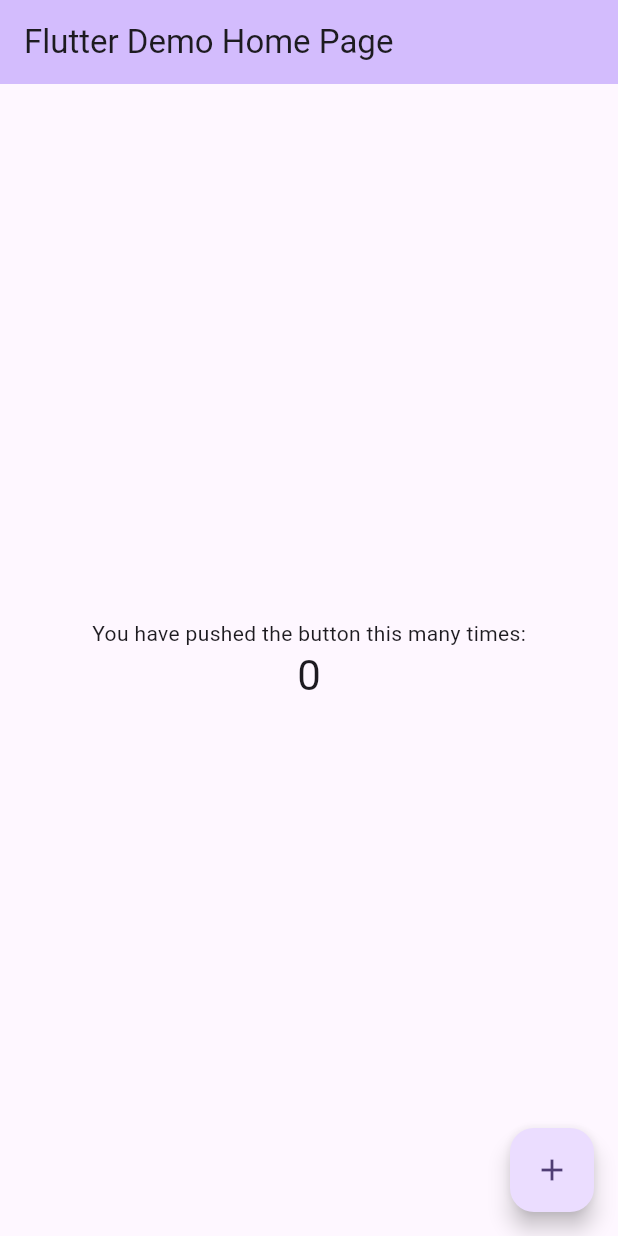
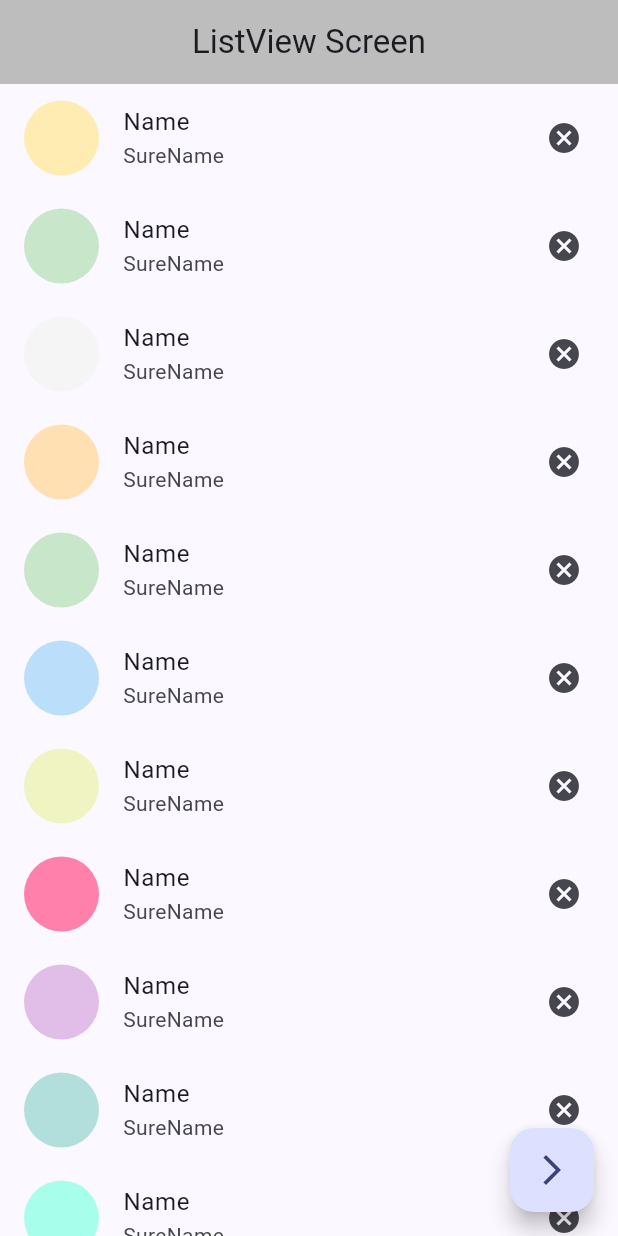
Before and after one commit to Aamirkhan55/day_4, a Flutter app: the screen it shows after launch, on a phone screen of 412 x 824 dp. Run offline on Flutter 3.47's test engine with Material 2 defaults, Android fonts, the phone set to English and light mode, and no system bars.

Commit message:
Builder/Seperated/Customer

```diff
--- a/lib/main.dart
+++ b/lib/main.dart
@@ -1,3 +1,4 @@
+import 'package:day_4/ui/screen/ListView/listview_screen.dart';
 import 'package:flutter/material.dart';
 
 void main() {
@@ -7,119 +8,19 @@ void main() {
 class MyApp extends StatelessWidget {
   const MyApp({super.key});
 
-  // This widget is the root of your application.
   @override
   Widget build(BuildContext context) {
     return MaterialApp(
-      title: 'Flutter Demo',
+      debugShowCheckedModeBanner: false,
+      title: 'ListView Demo',
       theme: ThemeData(
-        // This is the theme of your application.
-        //
-        // TRY THIS: Try running your application with "flutter run". You'll see
-        // the application has a blue toolbar. Then, without quitting the app,
-        // try changing the seedColor in the colorScheme below to Colors.green
-        // and then invoke "hot reload" (save your changes or press the "hot
-        // reload" button in a Flutter-supported IDE, or press "r" if you used
-        // the command line to start the app).
-        //
-        // Notice that the counter didn't reset back to zero; the application
-        // state is not lost during the reload. To reset the state, use hot
-        // restart instead.
-        //
-        // This works for code too, not just values: Most code changes can be
-        // tested with just a hot reload.
-        colorScheme: ColorScheme.fromSeed(seedColor: Colors.deepPurple),
+        colorScheme: ColorScheme.fromSeed(seedColor: Colors.indigoAccent),
+        appBarTheme: AppBarTheme(
+          backgroundColor: Colors.grey[400],
+        ),
         useMaterial3: true,
       ),
-      home: const MyHomePage(title: 'Flutter Demo Home Page'),
+      home: const ListViewScreen(),
     );
   }
 }
-
-class MyHomePage extends StatefulWidget {
-  const MyHomePage({super.key, required this.title});
-
-  // This widget is the home page of your application. It is stateful, meaning
-  // that it has a State object (defined below) that contains fields that affect
-  // how it looks.
-
-  // This class is the configuration for the state. It holds the values (in this
-  // case the title) provided by the parent (in this case the App widget) and
-  // used by the build method of the State. Fields in a Widget subclass are
-  // always marked "final".
-
-  final String title;
-
-  @override
-  State<MyHomePage> createState() => _MyHomePageState();
-}
-
-class _MyHomePageState extends State<MyHomePage> {
-  int _counter = 0;
-
-  void _incrementCounter() {
-    setState(() {
-      // This call to setState tells the Flutter framework that something has
-      // changed in this State, which causes it to rerun the build method below
-      // so that the display can reflect the updated values. If we changed
-      // _counter without calling setState(), then the build method would not be
-      // called again, and so nothing would appear to happen.
-      _counter++;
-    });
-  }
-
-  @override
-  Widget build(BuildContext context) {
-    // This method is rerun every time setState is called, for instance as done
-    // by the _incrementCounter method above.
-    //
-    // The Flutter framework has been optimized to make rerunning build methods
-    // fast, so that you can just rebuild anything that needs updating rather
-    // than having to individually change instances of widgets.
-    return Scaffold(
-      appBar: AppBar(
-        // TRY THIS: Try changing the color here to a specific color (to
-        // Colors.amber, perhaps?) and trigger a hot reload to see the AppBar
-        // change color while the other colors stay the same.
-        backgroundColor: Theme.of(context).colorScheme.inversePrimary,
-        // Here we take the value from the MyHomePage object that was created by
-        // the App.build method, and use it to set our appbar title.
-        title: Text(widget.title),
-      ),
-      body: Center(
-        // Center is a layout widget. It takes a single child and positions it
-        // in the middle of the parent.
-        child: Column(
-          // Column is also a layout widget. It takes a list of children and
-          // arranges them vertically. By default, it sizes itself to fit its
-          // children horizontally, and tries to be as tall as its parent.
-          //
-          // Column has various properties to control how it sizes itself and
-          // how it positions its children. Here we use mainAxisAlignment to
-          // center the children vertically; the main axis here is the vertical
-          // axis because Columns are vertical (the cross axis would be
-          // horizontal).
-          //
-          // TRY THIS: Invoke "debug painting" (choose the "Toggle Debug Paint"
-          // action in the IDE, or press "p" in the console), to see the
-          // wireframe for each widget.
-          mainAxisAlignment: MainAxisAlignment.center,
-          children: <Widget>[
-            const Text(
-              'You have pushed the button this many times:',
-            ),
-            Text(
-              '$_counter',
-              style: Theme.of(context).textTheme.headlineMedium,
-            ),
-          ],
-        ),
-      ),
-      floatingActionButton: FloatingActionButton(
-        onPressed: _incrementCounter,
-        tooltip: 'Increment',
-        child: const Icon(Icons.add),
-      ), // This trailing comma makes auto-formatting nicer for build methods.
-    );
-  }
-}
--- /dev/null
+++ b/lib/ui/screen/ListView/listview_screen.dart
@@ -0,0 +1,182 @@
+import 'package:day_4/ui/screen/ListView/listView_builder.dart';
+import 'package:flutter/material.dart';
+
+class ListViewScreen extends StatelessWidget {
+  const ListViewScreen({super.key});
+
+  @override
+  Widget build(BuildContext context) {
+    return Scaffold(
+      appBar: AppBar(
+        centerTitle: true,
+        title: const Text('ListView Screen'),
+      ),
+      body: ListView(
+        children: [
+          ListTile(
+            leading: Container(
+              width: 50,
+              height: 50,
+              decoration: BoxDecoration(
+                color: Colors.amber[100],
+                borderRadius: BorderRadius.circular(25),
+              ),
+            ),
+            title: const Text('Name'),
+            subtitle: const Text('SureName'),
+            trailing: const Icon(Icons.cancel) ,
+          ),
+          ListTile(
+            leading: Container(
+              width: 50,
+              height: 50,
+              decoration: BoxDecoration(
+                color: Colors.green[100],
+                borderRadius: BorderRadius.circular(25),
+              ),
+            ),
+            title: const Text('Name'),
+            subtitle: const Text('SureName'),
+            trailing: const Icon(Icons.cancel) ,
+          ),
+          ListTile(
+            leading: Container(
+              width: 50,
+              height: 50,
+              decoration: BoxDecoration(
+                color: Colors.grey[100],
+                borderRadius: BorderRadius.circular(25),
+              ),
+            ),
+            title: const Text('Name'),
+            subtitle: const Text('SureName'),
+            trailing: const Icon(Icons.cancel) ,
+          ),
+          ListTile(
+            leading: Container(
+              width: 50,
+              height: 50,
+              decoration: BoxDecoration(
+                color: Colors.orange[100],
+                borderRadius: BorderRadius.circular(25),
+              ),
+            ),
+            title: const Text('Name'),
+            subtitle: const Text('SureName'),
+            trailing: const Icon(Icons.cancel) ,
+          ),
+          ListTile(
+            leading: Container(
+              width: 50,
+              height: 50,
+              decoration: BoxDecoration(
+                color: Colors.green[100],
+                borderRadius: BorderRadius.circular(25),
+              ),
+            ),
+            title: const Text('Name'),
+            subtitle: const Text('SureName'),
+            trailing: const Icon(Icons.cancel) ,
+          ),
+          ListTile(
+            leading: Container(
+              width: 50,
+              height: 50,
+              decoration: BoxDecoration(
+                color: Colors.blue[100],
+                borderRadius: BorderRadius.circular(25),
+              ),
+            ),
+            title: const Text('Name'),
+            subtitle: const Text('SureName'),
+            trailing: const Icon(Icons.cancel) ,
+          ),
+          ListTile(
+            leading: Container(
+              width: 50,
+              height: 50,
+              decoration: BoxDecoration(
+                color: Colors.lime[100],
+                borderRadius: BorderRadius.circular(25),
+              ),
+            ),
+            title: const Text('Name'),
+            subtitle: const Text('SureName'),
+            trailing: const Icon(Icons.cancel) ,
+          ),
+          ListTile(
+            leading: Container(
+              width: 50,
+              height: 50,
+              decoration: BoxDecoration(
+                color: Colors.pinkAccent[100],
+                borderRadius: BorderRadius.circular(25),
+              ),
+            ),
+            title: const Text('Name'),
+            subtitle: const Text('SureName'),
+            trailing: const Icon(Icons.cancel) ,
+          ),
+          ListTile(
+            leading: Container(
+              width: 50,
+              height: 50,
+              decoration: BoxDecoration(
+                color: Colors.purple[100],
+                borderRadius: BorderRadius.circular(25),
+              ),
+            ),
+            title: const Text('Name'),
+            subtitle: const Text('SureName'),
+            trailing: const Icon(Icons.cancel) ,
+          ),
+          ListTile(
+            leading: Container(
+              width: 50,
+              height: 50,
+              decoration: BoxDecoration(
+                color: Colors.teal[100],
+                borderRadius: BorderRadius.circular(25),
+              ),
+            ),
+            title: const Text('Name'),
+            subtitle: const Text('SureName'),
+            trailing: const Icon(Icons.cancel) ,
+          ),
+          ListTile(
+            leading: Container(
+              width: 50,
+              height: 50,
+              decoration: BoxDecoration(
+                color: Colors.tealAccent[100],
+                borderRadius: BorderRadius.circular(25),
+              ),
+            ),
+            title: const Text('Name'),
+            subtitle: const Text('SureName'),
+            trailing: const Icon(Icons.cancel) ,
+          ),
+          ListTile(
+            leading: Container(
+              width: 50,
+              height: 50,
+              decoration: BoxDecoration(
+                color: Colors.red[100],
+                borderRadius: BorderRadius.circular(25),
+              ),
+            ),
+            title: const Text('Name'),
+            subtitle: const Text('SureName'),
+            trailing: const Icon(Icons.cancel) ,
+          ),
+        ]
+        ),
+        floatingActionButton: FloatingActionButton(
+          onPressed: () {
+            Navigator.push(context, MaterialPageRoute(builder: (context) =>  const ListVBuilderScreen()));
+          },
+          child: const Icon(Icons.arrow_forward_ios),
+           ),
+    );
+  }
+}
```
Also changed, not shown: lib/ui/screen/ListView/listView_builder.dart (added, +41 -0 lines), lib/ui/screen/ListView/listView_custom.dart (added, +33 -0 lines), lib/ui/screen/ListView/listView_seperator.dart (added, +51 -0 lines), lib/ui/screen/listview_screen.dart (deleted).
